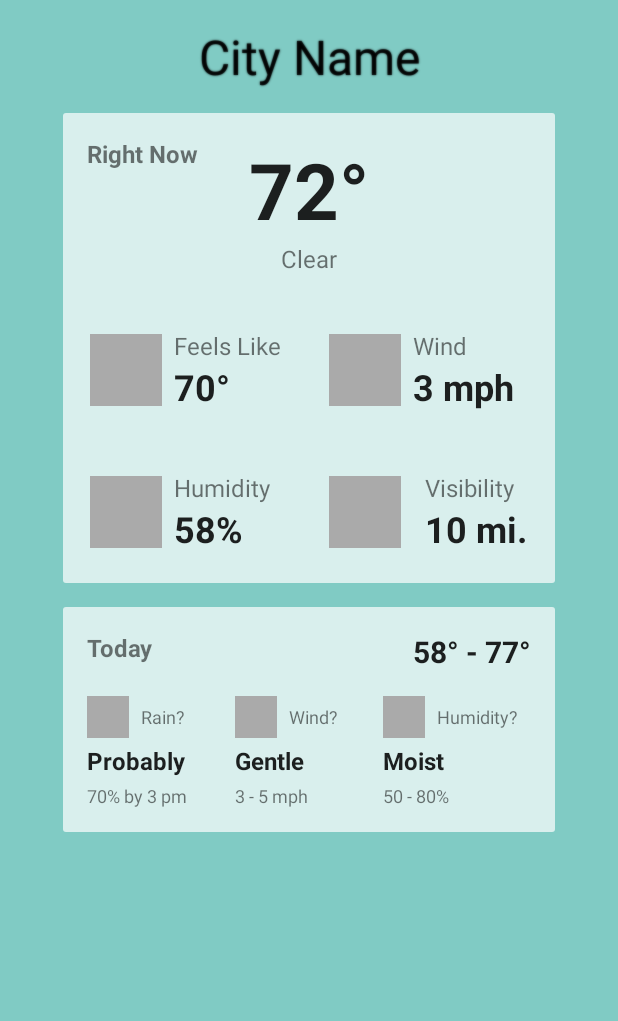
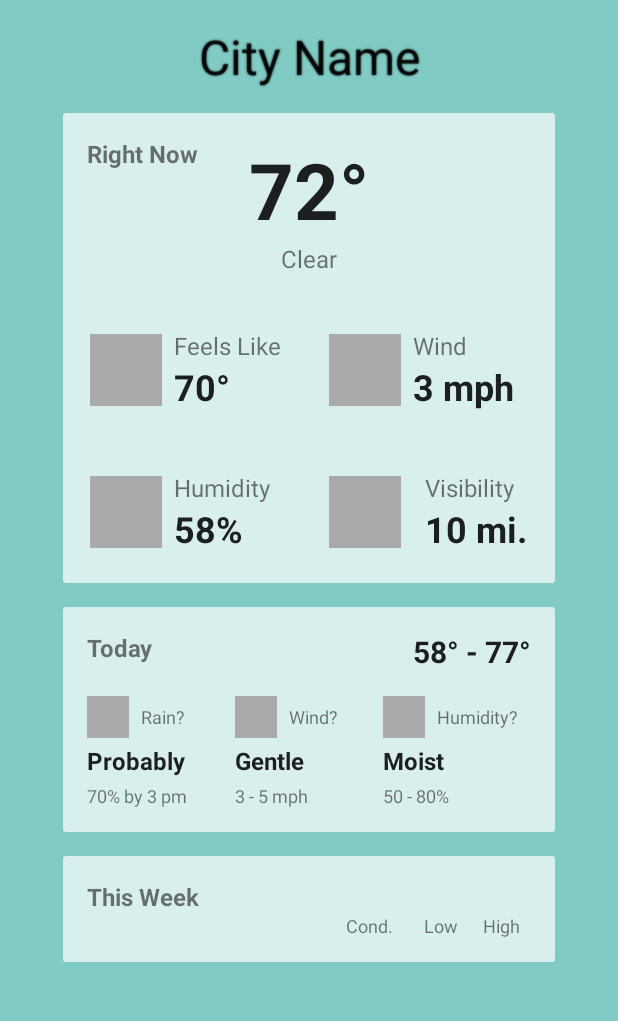
Before and after one commit to arosiclair/Weatherly, an Android app: the screen it shows after launch (MainActivity), on a phone screen of 412 x 824 dp, the part 84-1105 px from its top. Run offline under Robolectric (Android 15) with nearby library versions, the phone set to English and light mode, and no system bars.

Commit message:
Added the This Week's forecast card

```diff
--- a/app/src/main/res/layout/fragment_city.xml
+++ b/app/src/main/res/layout/fragment_city.xml
@@ -463,6 +463,61 @@
             </LinearLayout>
         </LinearLayout>
 
+        <!-- Padding Between Cards -->
+        <LinearLayout
+            android:layout_width="match_parent"
+            android:layout_height="16dp" />
+
+        <!-- Week's Forecast Card -->
+        <LinearLayout
+            android:id="@+id/week_forecast_container"
+            android:layout_width="328dp"
+            android:layout_height="wrap_content"
+            android:layout_gravity="center_horizontal"
+            android:background="@drawable/background_card"
+            android:orientation="vertical"
+            android:padding="16dp">
+
+            <!-- Title -->
+            <TextView
+                android:layout_width="wrap_content"
+                android:layout_height="wrap_content"
+                android:text="This Week"
+                android:textSize="16sp"
+                android:textStyle="bold"
+                android:textColor="@color/abc_secondary_text_material_light"/>
+
+            <LinearLayout
+                android:layout_width="wrap_content"
+                android:layout_height="wrap_content"
+                android:layout_gravity="right"
+                android:orientation="horizontal">
+
+                <TextView
+                    android:layout_width="56dp"
+                    android:layout_height="wrap_content"
+                    android:gravity="center"
+                    android:text="Cond."
+                    android:textSize="12sp"/>
+
+                <TextView
+                    android:layout_width="40dp"
+                    android:layout_height="wrap_content"
+                    android:gravity="center"
+                    android:text="Low"
+                    android:textSize="12sp"/>
+
+                <TextView
+                    android:layout_width="40dp"
+                    android:layout_height="wrap_content"
+                    android:gravity="center"
+                    android:text="High"
+                    android:textSize="12sp"/>
+
+            </LinearLayout>
+
+        </LinearLayout>
+
     </LinearLayout>
 
 </ScrollView>
```
